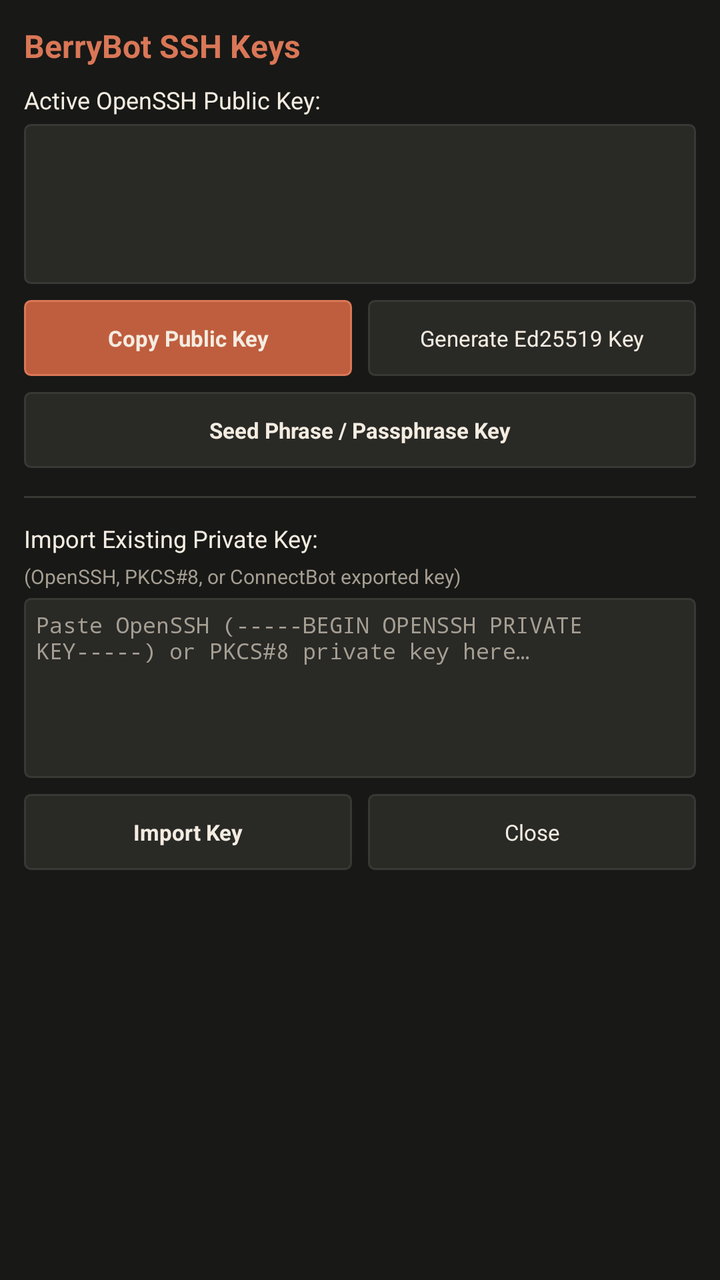
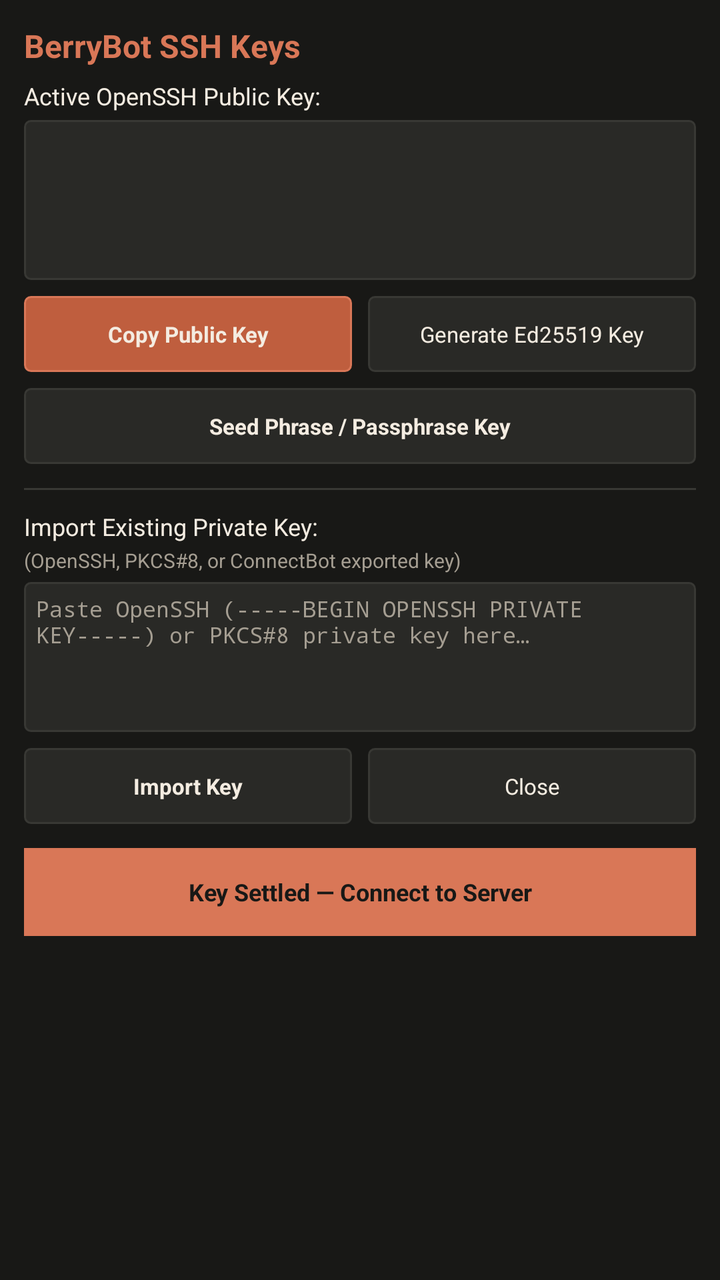

Screens rendered from an Android XML layout before and after an edit, with the pre-edit source and the edit as a unified diff.
<!-- AndroidManifest.xml: application theme Theme.BerryBot -->
<!-- res/layout/activity_key_management.xml -->
<?xml version="1.0" encoding="utf-8"?>
<ScrollView xmlns:android="http://schemas.android.com/apk/res/android"
    android:layout_width="match_parent"
    android:layout_height="match_parent"
    android:background="@color/claude_bg"
    android:fillViewport="true">

    <LinearLayout
        android:layout_width="match_parent"
        android:layout_height="wrap_content"
        android:orientation="vertical"
        android:padding="12dp">

        <TextView
            android:layout_width="match_parent"
            android:layout_height="wrap_content"
            android:text="BerryBot SSH Keys"
            android:textColor="@color/claude_coral"
            android:textSize="16sp"
            android:textStyle="bold"
            android:layout_marginBottom="8dp" />

        <TextView
            android:layout_width="match_parent"
            android:layout_height="wrap_content"
            android:text="Active OpenSSH Public Key:"
            android:textColor="@color/claude_cream"
            android:textSize="12sp"
            android:layout_marginBottom="4dp" />

        <EditText
            android:id="@+id/etPublicKey"
            android:layout_width="match_parent"
            android:layout_height="80dp"
            android:background="@drawable/key_bg_normal"
            android:textColor="@color/claude_cream"
            android:textSize="11sp"
            android:typeface="monospace"
            android:gravity="top|left"
            android:padding="6dp"
            android:editable="false"
            android:cursorVisible="false"
            android:layout_marginBottom="8dp" />

        <LinearLayout
            android:layout_width="match_parent"
            android:layout_height="wrap_content"
            android:orientation="horizontal"
            android:layout_marginBottom="8dp">

            <Button
                android:id="@+id/btnCopyPubkey"
                android:layout_width="0dp"
                android:layout_height="38dp"
                android:layout_weight="1"
                android:text="@string/btn_copy_pubkey"
                android:textColor="@color/claude_cream"
                android:textSize="11sp"
                android:textStyle="bold"
                android:background="@drawable/key_bg_pressed"
                android:layout_marginRight="4dp" />

            <Button
                android:id="@+id/btnGenerateKey"
                android:layout_width="0dp"
                android:layout_height="38dp"
                android:layout_weight="1"
                android:text="@string/btn_generate_key"
                android:textColor="@color/claude_cream"
                android:textSize="11sp"
                android:background="@drawable/key_bg_normal"
                android:layout_marginLeft="4dp" />

        </LinearLayout>

        <Button
            android:id="@+id/btnPassphraseKey"
            android:layout_width="match_parent"
            android:layout_height="38dp"
            android:text="Seed Phrase / Passphrase Key"
            android:textColor="@color/claude_cream"
            android:textSize="11sp"
            android:textStyle="bold"
            android:background="@drawable/key_bg_normal"
            android:layout_marginBottom="14dp" />

        <View
            android:layout_width="match_parent"
            android:layout_height="1dp"
            android:background="@color/claude_border"
            android:layout_marginBottom="12dp" />

        <TextView
            android:layout_width="match_parent"
            android:layout_height="wrap_content"
            android:text="Import Existing Private Key:"
            android:textColor="@color/claude_cream"
            android:textSize="12sp"
            android:layout_marginBottom="4dp" />

        <TextView
            android:layout_width="match_parent"
            android:layout_height="wrap_content"
            android:text="(OpenSSH, PKCS#8, or ConnectBot exported key)"
            android:textColor="@color/claude_cream_dim"
            android:textSize="10sp"
            android:layout_marginBottom="4dp" />

        <EditText
            android:id="@+id/etPrivateKeyInput"
            android:layout_width="match_parent"
            android:layout_height="90dp"
            android:background="@drawable/key_bg_normal"
            android:hint="@string/hint_paste_private_key"
            android:textColorHint="@color/claude_cream_dim"
            android:textColor="@color/claude_cream"
            android:textSize="11sp"
            android:typeface="monospace"
            android:gravity="top|left"
            android:padding="6dp"
            android:layout_marginBottom="8dp" />

        <LinearLayout
            android:layout_width="match_parent"
            android:layout_height="wrap_content"
            android:orientation="horizontal">

            <Button
                android:id="@+id/btnImportKey"
                android:layout_width="0dp"
                android:layout_height="38dp"
                android:layout_weight="1"
                android:text="@string/btn_import_key"
                android:textColor="@color/claude_cream"
                android:textSize="11sp"
                android:textStyle="bold"
                android:background="@drawable/key_bg_normal"
                android:layout_marginRight="4dp" />

            <Button
                android:id="@+id/btnClose"
                android:layout_width="0dp"
                android:layout_height="38dp"
                android:layout_weight="1"
                android:text="@string/btn_close"
                android:textColor="@color/claude_cream"
                android:textSize="11sp"
                android:background="@drawable/key_bg_normal"
                android:layout_marginLeft="4dp" />

        </LinearLayout>

    </LinearLayout>

</ScrollView>
<!-- resources referenced by this layout -->
<resources>
  <color name="claude_bg">#181816</color>
  <color name="claude_border">#383834</color>
  <color name="claude_coral">#D97757</color>
  <color name="claude_cream">#F4ECE1</color>
  <color name="claude_cream_dim">#A59E92</color>
  <!-- drawable key_bg_normal (drawable) -->
  <?xml version="1.0" encoding="utf-8"?>
  <shape xmlns:android="http://schemas.android.com/apk/res/android"
      android:shape="rectangle">
      <solid android:color="@color/claude_key_bg" />
      <corners android:radius="3dp" />
      <stroke
          android:width="1dp"
          android:color="@color/claude_border" />
  </shape>
  <!-- drawable key_bg_pressed (drawable) -->
  <?xml version="1.0" encoding="utf-8"?>
  <shape xmlns:android="http://schemas.android.com/apk/res/android"
      android:shape="rectangle">
      <solid android:color="@color/claude_coral_pressed" />
      <corners android:radius="3dp" />
      <stroke
          android:width="1dp"
          android:color="@color/claude_coral" />
  </shape>
  <string name="btn_close">Close</string>
  <string name="btn_copy_pubkey">Copy Public Key</string>
  <string name="btn_generate_key">Generate Ed25519 Key</string>
  <string name="btn_import_key">Import Key</string>
  <string name="hint_paste_private_key">Paste OpenSSH (-----BEGIN OPENSSH PRIVATE KEY-----) or PKCS#8 private key here…</string>
  <style name="Theme.BerryBot" parent="@android:style/Theme.Holo.NoActionBar.Fullscreen">
          <item name="android:windowBackground">@color/claude_bg</item>
          <item name="android:colorBackground">@color/claude_bg</item>
          <item name="android:textColor">@color/claude_cream</item>
      </style>
  <color name="claude_key_bg">#292926</color>
  <color name="claude_coral_pressed">#BF5E3E</color>
</resources>

<!-- the commit's change to res/layout/activity_key_management.xml (unified diff, before → after) -->
@@ -18,7 +18,20 @@
             android:textColor="@color/claude_coral"
             android:textSize="16sp"
             android:textStyle="bold"
-            android:layout_marginBottom="8dp" />
+            android:layout_marginBottom="6dp" />
+
+        <TextView
+            android:id="@+id/tvSetupNotice"
+            android:layout_width="match_parent"
+            android:layout_height="wrap_content"
+            android:text="Setup: Settle your SSH key below and add your Public Key to your server's authorized_keys before connecting."
+            android:textColor="@color/claude_coral"
+            android:textSize="11sp"
+            android:textStyle="bold"
+            android:background="@drawable/key_bg_normal"
+            android:padding="8dp"
+            android:layout_marginBottom="10dp"
+            android:visibility="gone" />
 
         <TextView
             android:layout_width="match_parent"
@@ -82,13 +95,13 @@
             android:textSize="11sp"
             android:textStyle="bold"
             android:background="@drawable/key_bg_normal"
-            android:layout_marginBottom="14dp" />
+            android:layout_marginBottom="12dp" />
 
         <View
             android:layout_width="match_parent"
             android:layout_height="1dp"
             android:background="@color/claude_border"
-            android:layout_marginBottom="12dp" />
+            android:layout_marginBottom="10dp" />
 
         <TextView
             android:layout_width="match_parent"
@@ -96,7 +109,7 @@
             android:text="Import Existing Private Key:"
             android:textColor="@color/claude_cream"
             android:textSize="12sp"
-            android:layout_marginBottom="4dp" />
+            android:layout_marginBottom="2dp" />
 
         <TextView
             android:layout_width="match_parent"
@@ -109,7 +122,7 @@
         <EditText
             android:id="@+id/etPrivateKeyInput"
             android:layout_width="match_parent"
-            android:layout_height="90dp"
+            android:layout_height="75dp"
             android:background="@drawable/key_bg_normal"
             android:hint="@string/hint_paste_private_key"
             android:textColorHint="@color/claude_cream_dim"
@@ -123,7 +136,8 @@
         <LinearLayout
             android:layout_width="match_parent"
             android:layout_height="wrap_content"
-            android:orientation="horizontal">
+            android:orientation="horizontal"
+            android:layout_marginBottom="12dp">
 
             <Button
                 android:id="@+id/btnImportKey"
@@ -150,6 +164,17 @@
 
         </LinearLayout>
 
+        <Button
+            android:id="@+id/btnConnectNow"
+            android:layout_width="match_parent"
+            android:layout_height="44dp"
+            android:text="Key Settled — Connect to Server"
+            android:textColor="@color/claude_bg"
+            android:textStyle="bold"
+            android:textSize="12sp"
+            android:background="@color/claude_coral"
+            android:layout_marginBottom="8dp" />
+
     </LinearLayout>
 
 </ScrollView>
